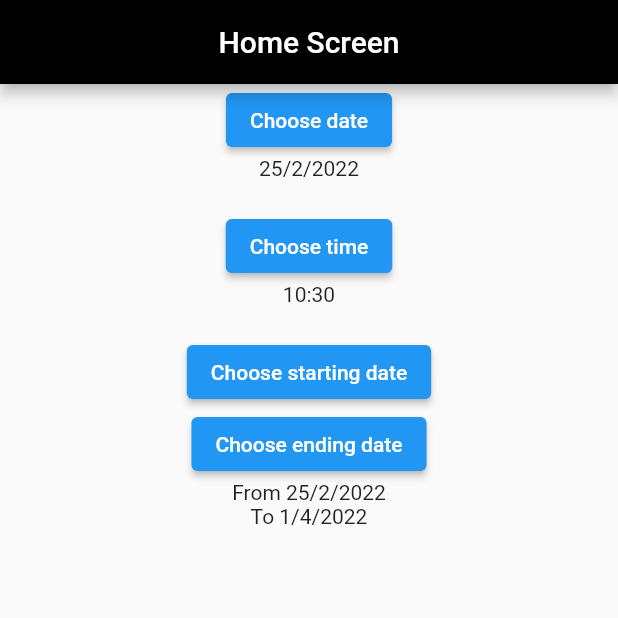
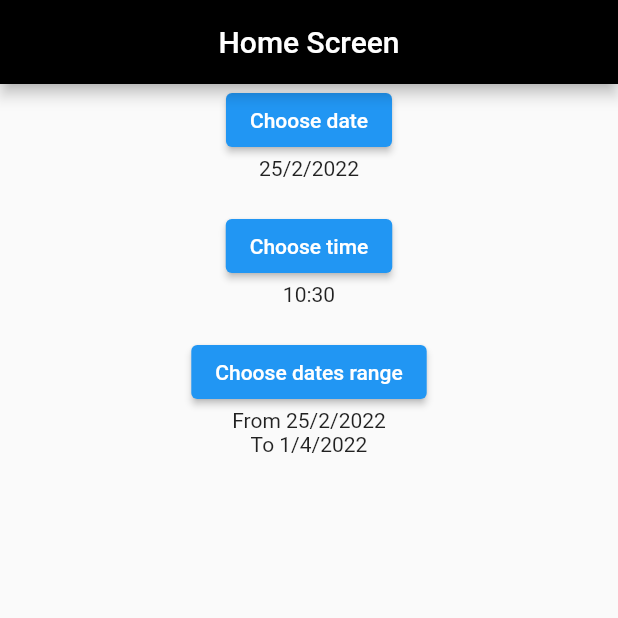
Before and after one commit to nehmajmudar/demo_flutter, a Flutter app: the screen it shows after launch, on a phone screen of 412 x 824 dp, the top half of it. Run offline on Flutter 3.47's test engine with Material 2 defaults, Android fonts, the phone set to English and light mode, and no system bars.

Commit message:
Finalized code.

```diff
--- a/lib/res/app_strings.dart
+++ b/lib/res/app_strings.dart
@@ -36,4 +36,5 @@ class AppString{
   static final String txtChooseTime="Choose time";
   static final String txtChooseStartingDate="Choose starting date";
   static final String txtChooseEndingDate="Choose ending date";
+  static final String txtChooseDatesRange="Choose dates range";
 }
--- a/lib/screens/home_screen.dart
+++ b/lib/screens/home_screen.dart
@@ -56,13 +56,7 @@ class _HomeScreenState extends State<HomeScreen> {
                 onPressed: (){
                   _dateRangePicker(context);
                 },
-                child: Text(AppString.txtChooseStartingDate)
-              ),
-              ElevatedButton(
-                onPressed: (){
-                  _dateRangePicker(context);
-                },
-                child: Text(AppString.txtChooseEndingDate)
+                child: Text(AppString.txtChooseDatesRange)
               ),
               Text("From ${selectedDatesRange.start.day}/${selectedDatesRange.start.month}/${selectedDatesRange.start.year}"),
               Text("To ${selectedDatesRange.end.day}/${selectedDatesRange.end.month}/${selectedDatesRange.end.year}"),
```
